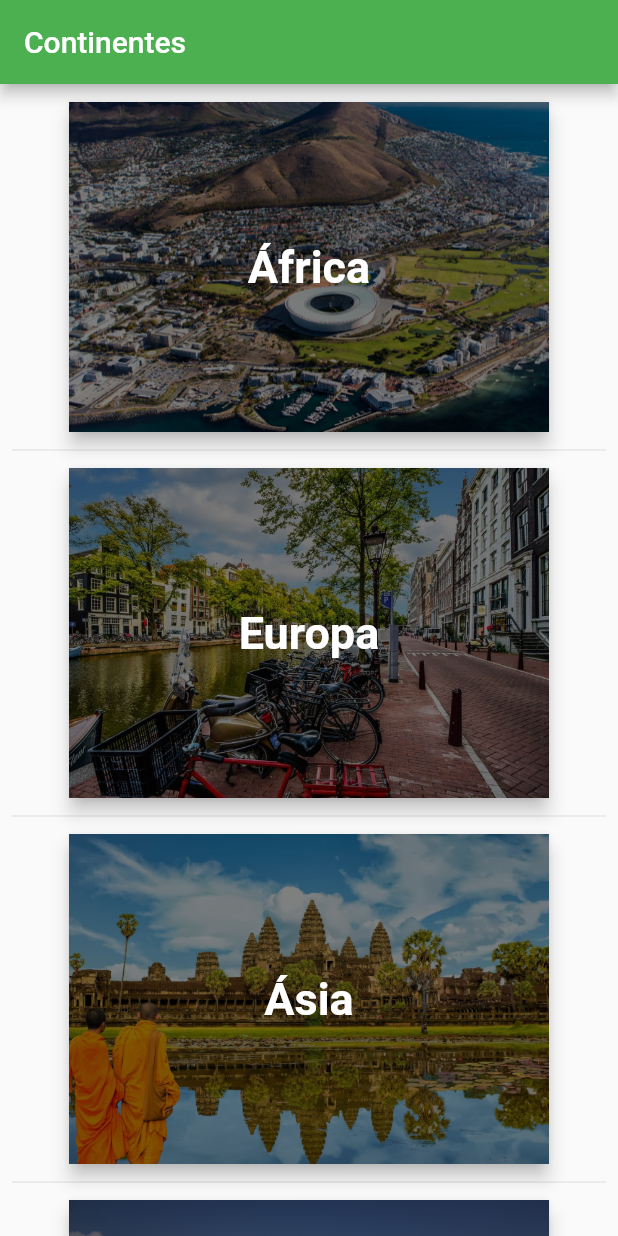
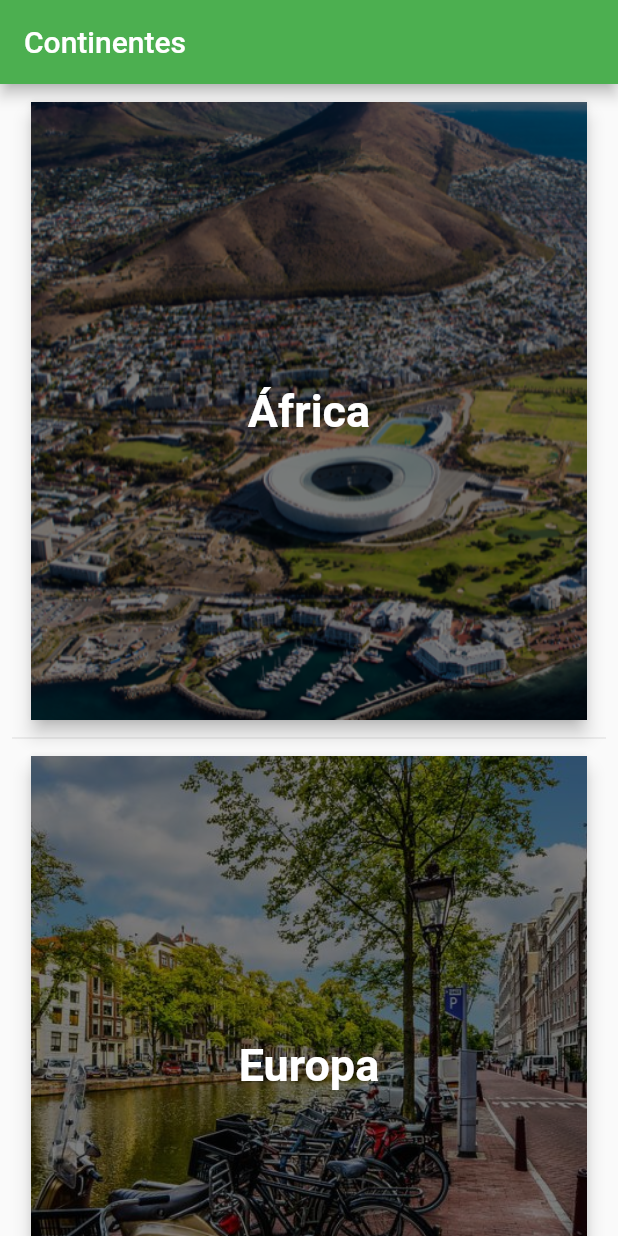
Before and after one commit to MFelipe96/first-flutter-project, a Flutter app: the MyHomePage screen opened directly, on a phone screen of 412 x 824 dp. Run offline on Flutter 3.47's test engine with Material 2 defaults, Android fonts, the phone set to English and light mode, and no system bars; our stand-ins replace responsive_builder, toast.

Commit message:
Implementa suporte e layout para web

```diff
--- a/lib/homePage.dart
+++ b/lib/homePage.dart
@@ -1,8 +1,10 @@
 import 'package:countriesapp/bottomNavigationBar.dart';
 import 'package:countriesapp/login.dart';
+import 'package:countriesapp/screenTypeLayout.dart';
 import 'package:flutter/cupertino.dart';
 import 'package:flutter/material.dart';
 import 'details.dart';
+import 'package:responsive_builder/responsive_builder.dart';
 
 class MyHomePage extends StatefulWidget {
   String title;
@@ -28,33 +30,26 @@ class _MyHomePageState extends State<MyHomePage> {
 
   @override
   Widget build(BuildContext context) {
-    // This method is rerun every time setState is called, for instance as done
-    // by the _incrementCounter method above.
-    return Scaffold(
+    return MyScreenTypeLayout(
+      mobile: Scaffold(
       appBar: AppBar(
-        // Here we take the value from the MyHomePage object that was created by
-        // the App.build method, and use it to set our appbar title.
         title: Text(widget.title),
       ),
-      body: Center(
-        // Center is a layout widget. It takes a single child and positions it
-        // in the middle of the parent.
-          child: Column(
-            mainAxisSize: MainAxisSize.min,
-            children: [
-              Expanded(
-                child: _buildList(),
+      body: _buildList(),
       ),
-            ],
-          )
-      ),
+      desktop: _buildList(),
     );
   }
 }
+
 final List<String> images = <String>['images/africa.png', 'images/europe.jpg', 'images/asia.jpg', 'images/americas.jpg', 'images/oceania.jpg'];
 final List<String> names = <String>['África', 'Europa', 'Ásia', 'América', 'Oceania'];
 
-Widget _buildList() => ListView.separated(
+Widget _buildList() => Center(
+  child:Column(
+    children: [
+          Expanded(
+            child: ListView.separated(
               padding: EdgeInsets.all(8.0),
             itemCount: images.length,
             itemBuilder: (BuildContext context, int index){
@@ -64,22 +59,21 @@ Widget _buildList() => ListView.separated(
               },
               child: Row(
                 mainAxisAlignment: MainAxisAlignment.spaceEvenly,
+                mainAxisSize: MainAxisSize.max,
                 children: [
                   Card(
                     elevation: 5,
                     child: Expanded(
                         child: Container(
-                height: 220,
-                width: 320,
+                          width: MediaQuery.of(context).size.width * 0.9,
+                          height: MediaQuery.of(context).size.height * 0.5,
                           child: Center(
                             child: Text('${names[index]}', textAlign: TextAlign.center, style: TextStyle(color: Colors.white, fontWeight: FontWeight.bold, fontSize: 30),),
                           ),
                           decoration: BoxDecoration(
-                  color: Colors.black,
                             image: new DecorationImage(
                               fit: BoxFit.cover,
-                    colorFilter:
-                    ColorFilter.mode(Colors.black.withOpacity(0.5), BlendMode.dstATop),
+                              colorFilter: ColorFilter.mode(Colors.black.withOpacity(0.5), BlendMode.darken),
                               image: new AssetImage('${images[index]}'),
                             ),
                           ),
@@ -87,17 +81,12 @@ Widget _buildList() => ListView.separated(
                       ),
                   ),
                 ],
-        /*child: Row(
-              children: [
-                Expanded(
-                child: Image.asset(
-                    '${images[index]}',
-                ),
-                ),
-              ],
-          ),*/
               ),
             );
         },
         separatorBuilder: (BuildContext context, int index) => const Divider(),
+      ),
+          ),
+    ],
+  ),
 );
--- /dev/null
+++ b/lib/screenTypeLayout.dart
@@ -0,0 +1,35 @@
+import 'package:flutter/cupertino.dart';
+import 'package:responsive_builder/responsive_builder.dart';
+
+class MyScreenTypeLayout extends StatelessWidget {
+  // Mobile will be returned by default
+  final Widget mobile;
+  final Widget tablet;
+  final Widget desktop;
+
+  const MyScreenTypeLayout(
+      {Key key, @required this.mobile, this.tablet, this.desktop})
+      : super(key: key);
+
+  @override
+  Widget build(BuildContext context) {
+    return ResponsiveBuilder(builder: (context, sizingInformation) {
+      // If sizing indicates Tablet and we have a tablet widget then return
+      if (sizingInformation.deviceScreenType == DeviceScreenType.tablet) {
+        if (tablet != null) {
+          return tablet;
+        }
+      }
+
+      // If sizing indicates desktop and we have a desktop widget then return
+      if (sizingInformation.deviceScreenType == DeviceScreenType.desktop) {
+        if (desktop != null) {
+          return desktop;
+        }
+      }
+
+      // Return mobile layout if nothing else is supplied
+      return mobile;
+    });
+  }
+}
--- a/pubspec.yaml
+++ b/pubspec.yaml
@@ -23,6 +23,7 @@ environment:
 dependencies:
   http: ^0.12.1
   toast: ^0.1.5
+  responsive_builder: ^0.1.2
   flutter:
     sdk: flutter
 
```
Also changed, not shown: lib/login.dart (+24 -7 lines), lib/main.dart (+19 -3 lines), lib/webLayout.dart (added, +85 -0 lines), pubspec.lock, 5 other files. Lines whose indentation alone changed are shown as unchanged.
